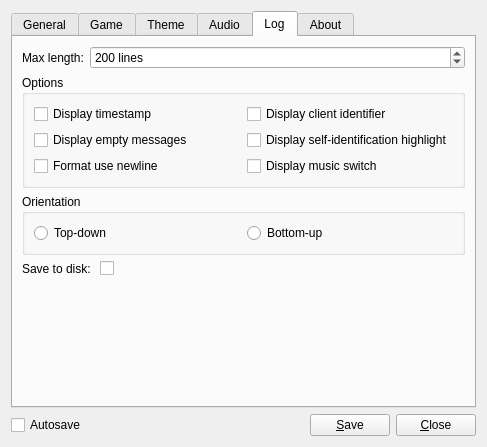
First picture: the form in res/ui/config_panel.ui, repository lambdcalculus/AO2-Client, before the edit.
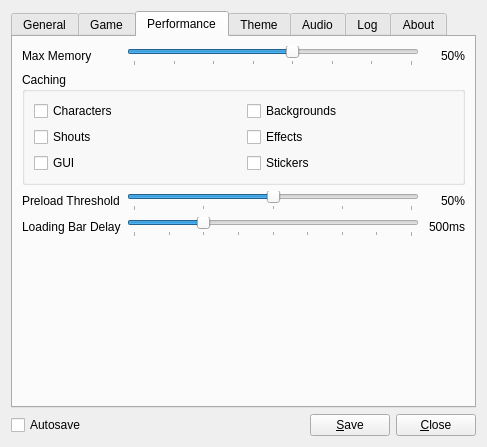
Second picture: the form after the edit.

Commit message: Added preloading system derived from dro-mk2 (#316)

What changed in the file:
```diff
--- a/res/ui/config_panel.ui
+++ b/res/ui/config_panel.ui
@@ -32,7 +32,7 @@
    <item>
     <widget class="QTabWidget" name="tab_widget">
      <property name="currentIndex">
-      <number>4</number>
+      <number>2</number>
      </property>
      <widget class="QWidget" name="tab">
       <attribute name="title">
@@ -428,6 +428,248 @@
        </item>
       </layout>
      </widget>
+     <widget class="QWidget" name="tab_2">
+      <attribute name="title">
+       <string>Performance</string>
+      </attribute>
+      <layout class="QFormLayout" name="formLayout_9">
+       <item row="0" column="0">
+        <widget class="QLabel" name="label_4">
+         <property name="text">
+          <string>Max Memory</string>
+         </property>
+        </widget>
+       </item>
+       <item row="1" column="0" colspan="2">
+        <widget class="QGroupBox" name="groupBox_8">
+         <property name="title">
+          <string>Caching</string>
+         </property>
+         <layout class="QGridLayout" name="gridLayout_5">
+          <item row="0" column="0">
+           <widget class="QCheckBox" name="cache_characters">
+            <property name="text">
+             <string>Characters</string>
+            </property>
+           </widget>
+          </item>
+          <item row="0" column="1">
+           <widget class="QCheckBox" name="cache_backgrounds">
+            <property name="text">
+             <string>Backgrounds</string>
+            </property>
+           </widget>
+          </item>
+          <item row="1" column="0">
+           <widget class="QCheckBox" name="cache_shouts">
+            <property name="text">
+             <string>Shouts</string>
+            </property>
+           </widget>
+          </item>
+          <item row="1" column="1">
+           <widget class="QCheckBox" name="cache_effects">
+            <property name="text">
+             <string>Effects</string>
+            </property>
+           </widget>
+          </item>
+          <item row="2" column="0">
+           <widget class="QCheckBox" name="cache_gui">
+            <property name="toolTip">
+             <string>Graphical User Interface</string>
+            </property>
+            <property name="text">
+             <string>GUI</string>
+            </property>
+           </widget>
+          </item>
+          <item row="2" column="1">
+           <widget class="QCheckBox" name="cache_stickers">
+            <property name="text">
+             <string>Stickers</string>
+            </property>
+           </widget>
+          </item>
+         </layout>
+        </widget>
+       </item>
+       <item row="2" column="0">
+        <widget class="QLabel" name="label_2">
+         <property name="text">
+          <string>Preload Threshold</string>
+         </property>
+        </widget>
+       </item>
+       <item row="2" column="1">
+        <layout class="QHBoxLayout" name="horizontalLayout_6">
+         <item>
+          <widget class="QSlider" name="caching_threshold">
+           <property name="toolTip">
+            <string>&lt;html&gt;&lt;head/&gt;&lt;body&gt;&lt;p&gt;Determines how much preloading progress must have reached before it is deemed acceptable to start playback of animated sprites.&lt;/p&gt;&lt;/body&gt;&lt;/html&gt;</string>
+           </property>
+           <property name="maximum">
+            <number>100</number>
+           </property>
+           <property name="value">
+            <number>50</number>
+           </property>
+           <property name="orientation">
+            <enum>Qt::Horizontal</enum>
+           </property>
+           <property name="tickPosition">
+            <enum>QSlider::TicksBelow</enum>
+           </property>
+           <property name="tickInterval">
+            <number>25</number>
+           </property>
+          </widget>
+         </item>
+         <item>
+          <widget class="QLabel" name="caching_threshold_label">
+           <property name="minimumSize">
+            <size>
+             <width>40</width>
+             <height>0</height>
+            </size>
+           </property>
+           <property name="baseSize">
+            <size>
+             <width>40</width>
+             <height>0</height>
+            </size>
+           </property>
+           <property name="text">
+            <string>50%</string>
+           </property>
+           <property name="alignment">
+            <set>Qt::AlignRight|Qt::AlignTrailing|Qt::AlignVCenter</set>
+           </property>
+          </widget>
+         </item>
+        </layout>
+       </item>
+       <item row="3" column="0">
+        <widget class="QLabel" name="label_3">
+         <property name="text">
+          <string>Loading Bar Delay</string>
+         </property>
+        </widget>
+       </item>
+       <item row="3" column="1">
+        <layout class="QHBoxLayout" name="horizontalLayout_8">
+         <item>
+          <widget class="QSlider" name="loading_bar_delay">
+           <property name="toolTip">
+            <string>&lt;html&gt;&lt;head/&gt;&lt;body&gt;&lt;p&gt;Determines the delay before the client prompts the loading bar symbol.&lt;/p&gt;&lt;/body&gt;&lt;/html&gt;</string>
+           </property>
+           <property name="maximum">
+            <number>2000</number>
+           </property>
+           <property name="value">
+            <number>500</number>
+           </property>
+           <property name="orientation">
+            <enum>Qt::Horizontal</enum>
+           </property>
+           <property name="tickPosition">
+            <enum>QSlider::TicksBelow</enum>
+           </property>
+           <property name="tickInterval">
+            <number>250</number>
+           </property>
+          </widget>
+         </item>
+         <item>
+          <widget class="QLabel" name="loading_bar_delay_label">
+           <property name="minimumSize">
+            <size>
+             <width>40</width>
+             <height>0</height>
+            </size>
+           </property>
+           <property name="baseSize">
+            <size>
+             <width>40</width>
+             <height>0</height>
+            </size>
+           </property>
+           <property name="text">
+            <string>500ms</string>
+           </property>
+           <property name="alignment">
+            <set>Qt::AlignRight|Qt::AlignTrailing|Qt::AlignVCenter</set>
+           </property>
+          </widget>
+         </item>
+        </layout>
+       </item>
+       <item row="4" column="0" colspan="2">
+        <spacer name="verticalSpacer_6">
+         <property name="orientation">
+          <enum>Qt::Vertical</enum>
+         </property>
+         <property name="sizeHint" stdset="0">
+          <size>
+           <width>444</width>
+           <height>163</height>
+          </size>
+         </property>
+        </spacer>
+       </item>
+       <item row="0" column="1">
+        <layout class="QHBoxLayout" name="horizontalLayout_9">
+         <item>
+          <widget class="QSlider" name="system_memory_threshold">
+           <property name="toolTip">
+            <string>&lt;html&gt;&lt;head/&gt;&lt;body&gt;&lt;p&gt;Determines the maximum amount of system memory the client may use for caching. Before loading an animation, given that the animation would exceed the threshold provided the animation will instead preserve memory.&lt;br/&gt;&lt;br/&gt;&lt;span style=&quot; font-weight:700;&quot;&gt;Example&lt;/span&gt;&lt;br/&gt;System memory is at 50%.&lt;br/&gt;Threshold is at 51%.&lt;br/&gt;The next animation if cached would bump total usage of system memory to 55%. The threshold being exceeded means the animation system will instead attempt to preserve memory. &lt;/p&gt;&lt;/body&gt;&lt;/html&gt;</string>
+           </property>
+           <property name="minimum">
+            <number>10</number>
+           </property>
+           <property name="maximum">
+            <number>80</number>
+           </property>
+           <property name="value">
+            <number>50</number>
+           </property>
+           <property name="orientation">
+            <enum>Qt::Horizontal</enum>
+           </property>
+           <property name="tickPosition">
+            <enum>QSlider::TicksBelow</enum>
+           </property>
+           <property name="tickInterval">
+            <number>10</number>
+           </property>
+          </widget>
+         </item>
+         <item>
+          <widget class="QLabel" name="system_memory_threshold_label">
+           <property name="minimumSize">
+            <size>
+             <width>40</width>
+             <height>0</height>
+            </size>
+           </property>
+           <property name="baseSize">
+            <size>
+             <width>40</width>
+             <height>0</height>
+            </size>
+           </property>
+           <property name="text">
+            <string>50%</string>
+           </property>
+           <property name="alignment">
+            <set>Qt::AlignRight|Qt::AlignTrailing|Qt::AlignVCenter</set>
+           </property>
+          </widget>
+         </item>
+        </layout>
+       </item>
+      </layout>
+     </widget>
      <widget class="QWidget" name="tab_6">
       <attribute name="title">
        <string>Theme</string>
```
The commit also changes 53 other files.
